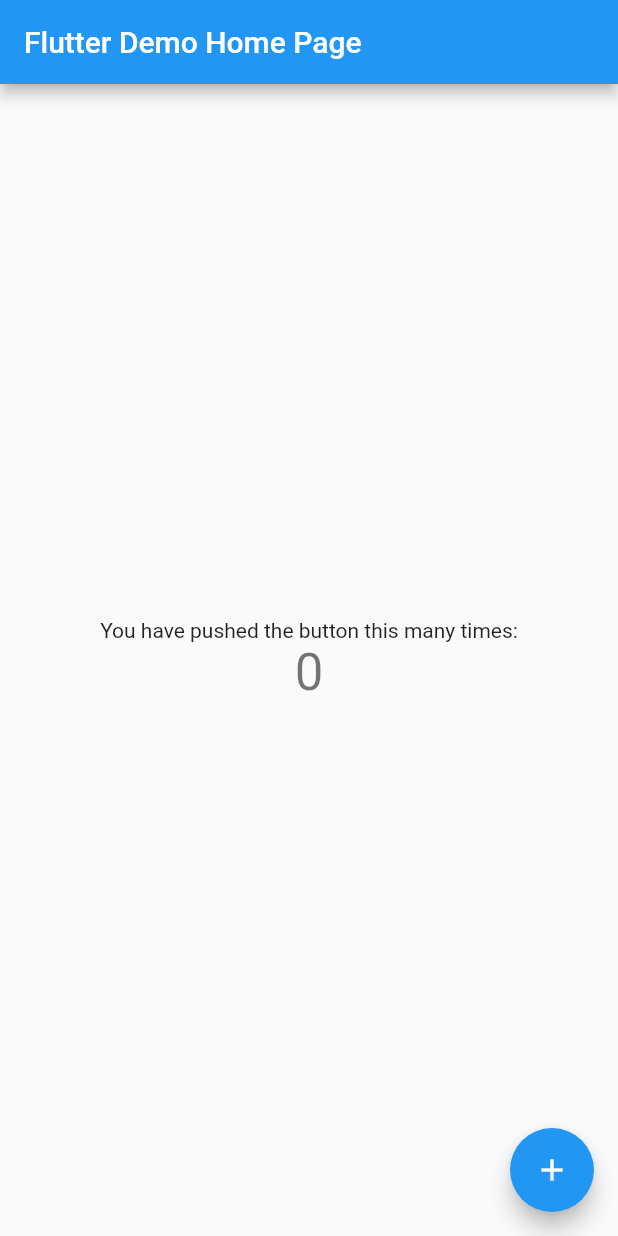
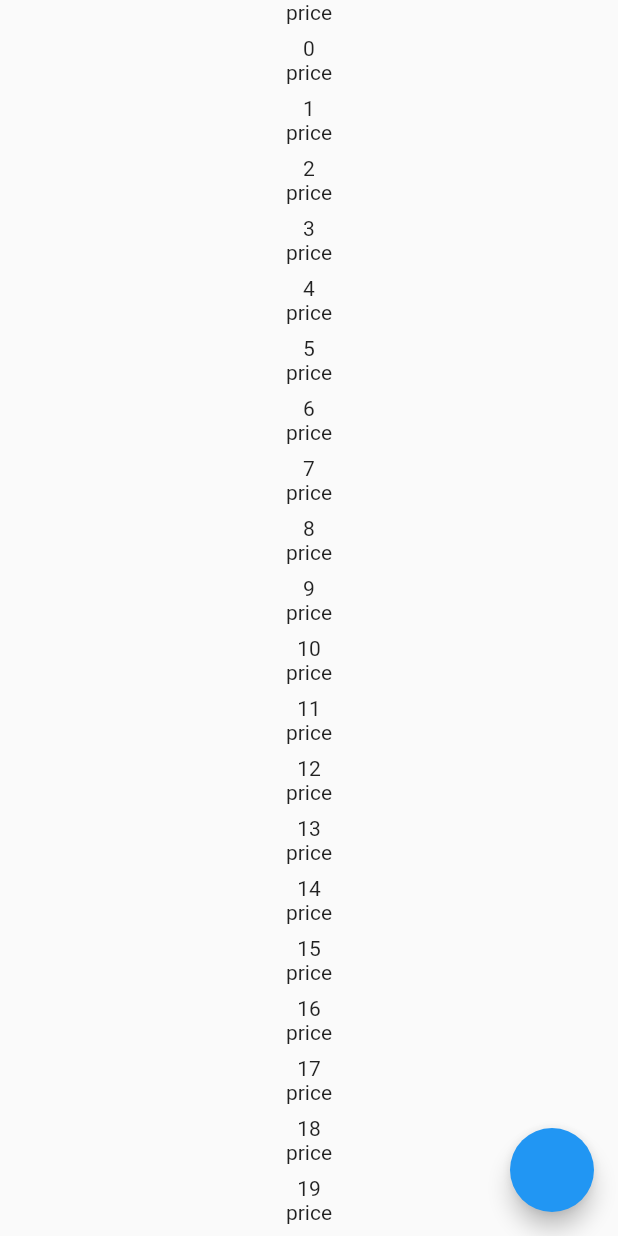
Before and after one commit to dev06m/money-trick-mobile, a Flutter app: the screen it shows after launch, on a phone screen of 412 x 824 dp. Run offline on Flutter 3.47's test engine with Material 2 defaults, Android fonts, the phone set to English and light mode, and no system bars.

Commit message:
item list ve item model olusturuldu

```diff
--- a/lib/main.dart
+++ b/lib/main.dart
@@ -1,115 +1,6 @@
 import 'package:flutter/material.dart';
+import 'package:money_trick/src/app.dart';
 
 void main() {
-  runApp(const MyApp());
+  return runApp(App());
 }
-
-class MyApp extends StatelessWidget {
-  const MyApp({Key? key}) : super(key: key);
-
-  // This widget is the root of your application.
-  @override
-  Widget build(BuildContext context) {
-    return MaterialApp(
-      title: 'Flutter Demo',
-      theme: ThemeData(
-        // This is the theme of your application.
-        //
-        // Try running your application with "flutter run". You'll see the
-        // application has a blue toolbar. Then, without quitting the app, try
-        // changing the primarySwatch below to Colors.green and then invoke
-        // "hot reload" (press "r" in the console where you ran "flutter run",
-        // or simply save your changes to "hot reload" in a Flutter IDE).
-        // Notice that the counter didn't reset back to zero; the application
-        // is not restarted.
-        primarySwatch: Colors.blue,
-      ),
-      home: const MyHomePage(title: 'Flutter Demo Home Page'),
-    );
-  }
-}
-
-class MyHomePage extends StatefulWidget {
-  const MyHomePage({Key? key, required this.title}) : super(key: key);
-
-  // This widget is the home page of your application. It is stateful, meaning
-  // that it has a State object (defined below) that contains fields that affect
-  // how it looks.
-
-  // This class is the configuration for the state. It holds the values (in this
-  // case the title) provided by the parent (in this case the App widget) and
-  // used by the build method of the State. Fields in a Widget subclass are
-  // always marked "final".
-
-  final String title;
-
-  @override
-  State<MyHomePage> createState() => _MyHomePageState();
-}
-
-class _MyHomePageState extends State<MyHomePage> {
-  int _counter = 0;
-
-  void _incrementCounter() {
-    setState(() {
-      // This call to setState tells the Flutter framework that something has
-      // changed in this State, which causes it to rerun the build method below
-      // so that the display can reflect the updated values. If we changed
-      // _counter without calling setState(), then the build method would not be
-      // called again, and so nothing would appear to happen.
-      _counter++;
-    });
-  }
-
-  @override
-  Widget build(BuildContext context) {
-    // This method is rerun every time setState is called, for instance as done
-    // by the _incrementCounter method above.
-    //
-    // The Flutter framework has been optimized to make rerunning build methods
-    // fast, so that you can just rebuild anything that needs updating rather
-    // than having to individually change instances of widgets.
-    return Scaffold(
-      appBar: AppBar(
-        // Here we take the value from the MyHomePage object that was created by
-        // the App.build method, and use it to set our appbar title.
-        title: Text(widget.title),
-      ),
-      body: Center(
-        // Center is a layout widget. It takes a single child and positions it
-        // in the middle of the parent.
-        child: Column(
-          // Column is also a layout widget. It takes a list of children and
-          // arranges them vertically. By default, it sizes itself to fit its
-          // children horizontally, and tries to be as tall as its parent.
-          //
-          // Invoke "debug painting" (press "p" in the console, choose the
-          // "Toggle Debug Paint" action from the Flutter Inspector in Android
-          // Studio, or the "Toggle Debug Paint" command in Visual Studio Code)
-          // to see the wireframe for each widget.
-          //
-          // Column has various properties to control how it sizes itself and
-          // how it positions its children. Here we use mainAxisAlignment to
-          // center the children vertically; the main axis here is the vertical
-          // axis because Columns are vertical (the cross axis would be
-          // horizontal).
-          mainAxisAlignment: MainAxisAlignment.center,
-          children: <Widget>[
-            const Text(
-              'You have pushed the button this many times:',
-            ),
-            Text(
-              '$_counter',
-              style: Theme.of(context).textTheme.headline4,
-            ),
-          ],
-        ),
-      ),
-      floatingActionButton: FloatingActionButton(
-        onPressed: _incrementCounter,
-        tooltip: 'Increment',
-        child: const Icon(Icons.add),
-      ), // This trailing comma makes auto-formatting nicer for build methods.
-    );
-  }
-}
--- /dev/null
+++ b/lib/src/app.dart
@@ -0,0 +1,50 @@
+// ignore_for_file: prefer_const_constructors
+import 'dart:convert';
+
+import 'package:http/http.dart' show get;
+import 'package:flutter/material.dart';
+import 'package:money_trick/src/widgets/item_list.dart';
+
+import 'models/item_model.dart';
+
+class App extends StatefulWidget {
+  @override
+  // ignore: no_logic_in_create_state
+  createState() {
+    // TODO: implement createState
+    return AppState();
+  }
+}
+
+class AppState extends State<App> {
+  int count = 0;
+  late ItemModel items = ItemModel();
+
+  fetchImages() async {
+    final response = await get(Uri.parse(
+        'https://api.shadowpay.com/api/v2/user/items/prices?token=5694e257ec0dc1ca476024eb5f15ded7'));
+    var itemModel = ItemModel.fromJson(json.decode(response.body));
+    itemModel.data = itemModel.data?.sublist(0, 100);
+    setState(() {
+      items = itemModel;
+      count++;
+    });
+  }
+
+  Widget build(BuildContext context) {
+    return MaterialApp(
+      home: Scaffold(
+          floatingActionButton: FloatingActionButton(
+            onPressed: fetchImages,
+          ),
+          body: ItemList(items)
+          // Container(
+          //   color: Color.fromARGB(31, 4, 0, 190),
+          //   child: Center(
+          //     child: Text(count.toString()),
+          //   ),
+          // ),
+          ),
+    );
+  }
+}
--- /dev/null
+++ b/lib/src/models/item_model.dart
@@ -0,0 +1,47 @@
+class ItemModel {
+  List<Item>? data;
+  String? status;
+
+  ItemModel({this.data, this.status});
+
+  ItemModel.fromJson(Map<String, dynamic> json) {
+    if (json['data'] != null) {
+      data = <Item>[];
+      json['data'].forEach((v) {
+        data!.add(new Item.fromJson(v));
+      });
+    }
+    status = json['status'];
+  }
+
+  Map<String, dynamic> toJson() {
+    final Map<String, dynamic> data = new Map<String, dynamic>();
+    if (this.data != null) {
+      data['data'] = this.data!.map((v) => v.toJson()).toList();
+    }
+    data['status'] = this.status;
+    return data;
+  }
+}
+
+class Item {
+  String? steamMarketHashName;
+  String? price;
+  String? volume;
+
+  Item({this.steamMarketHashName, this.price, this.volume});
+
+  Item.fromJson(Map<String, dynamic> json) {
+    steamMarketHashName = json['steam_market_hash_name'];
+    price = json['price'];
+    volume = json['volume'];
+  }
+
+  Map<String, dynamic> toJson() {
+    final Map<String, dynamic> data = new Map<String, dynamic>();
+    data['steam_market_hash_name'] = this.steamMarketHashName;
+    data['price'] = this.price;
+    data['volume'] = this.volume;
+    return data;
+  }
+}
--- /dev/null
+++ b/lib/src/widgets/item_list.dart
@@ -0,0 +1,40 @@
+import 'package:flutter/widgets.dart';
+import 'package:money_trick/src/models/item_model.dart';
+
+class ItemList extends StatelessWidget {
+  late final ItemModel items;
+
+  ItemList(this.items);
+
+  Widget build(context) {
+    return ListView.builder(
+      itemCount: items.data?.length,
+      itemBuilder: (context, int index) {
+        return buildItems(items.data?[index], index);
+      },
+    );
+  }
+
+  buildItems(Item? item, int index) {
+    return Container(
+      // decoration: BoxDecoration(
+
+      // )
+      child: Column(
+        children: <Widget>[
+          Padding(
+            child: ClipRRect(
+              borderRadius: BorderRadius.circular(10.0),
+              // child: Image.network(image.url),
+              child: Center(
+                child: Text(item == null ? 'price' : item.price.toString()),
+              ),
+            ),
+            padding: EdgeInsets.only(bottom: 8.0),
+          ),
+          Text(index.toString())
+        ],
+      ),
+    );
+  }
+}
```
Also changed, not shown: pubspec.lock, 1 other file.
